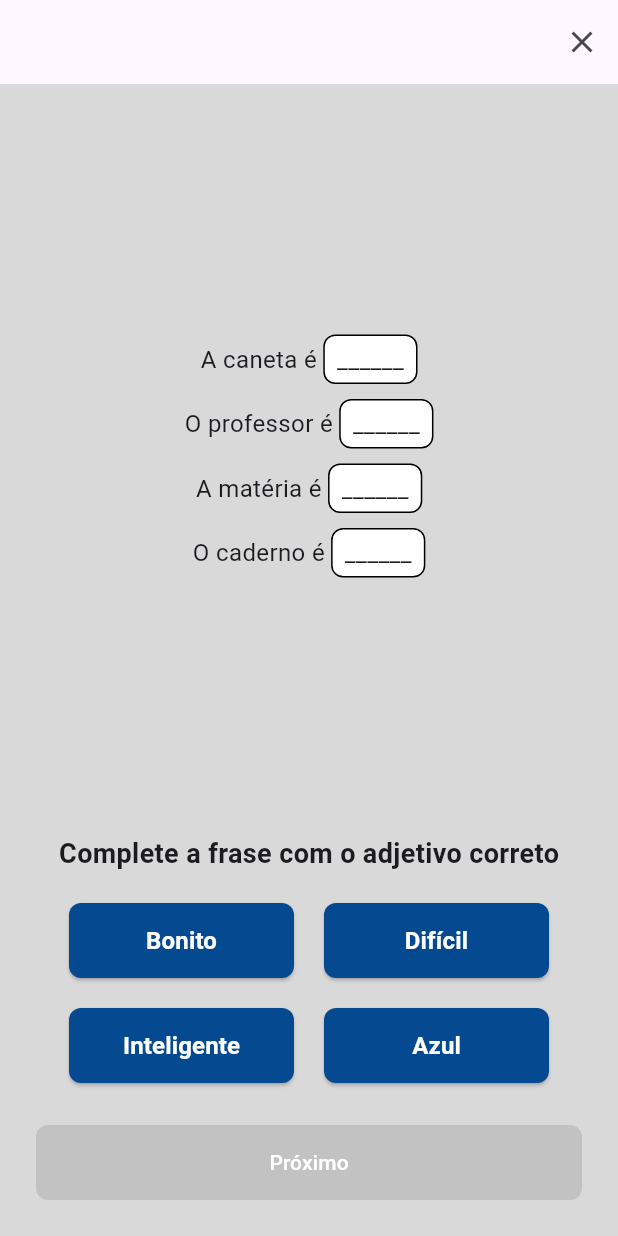
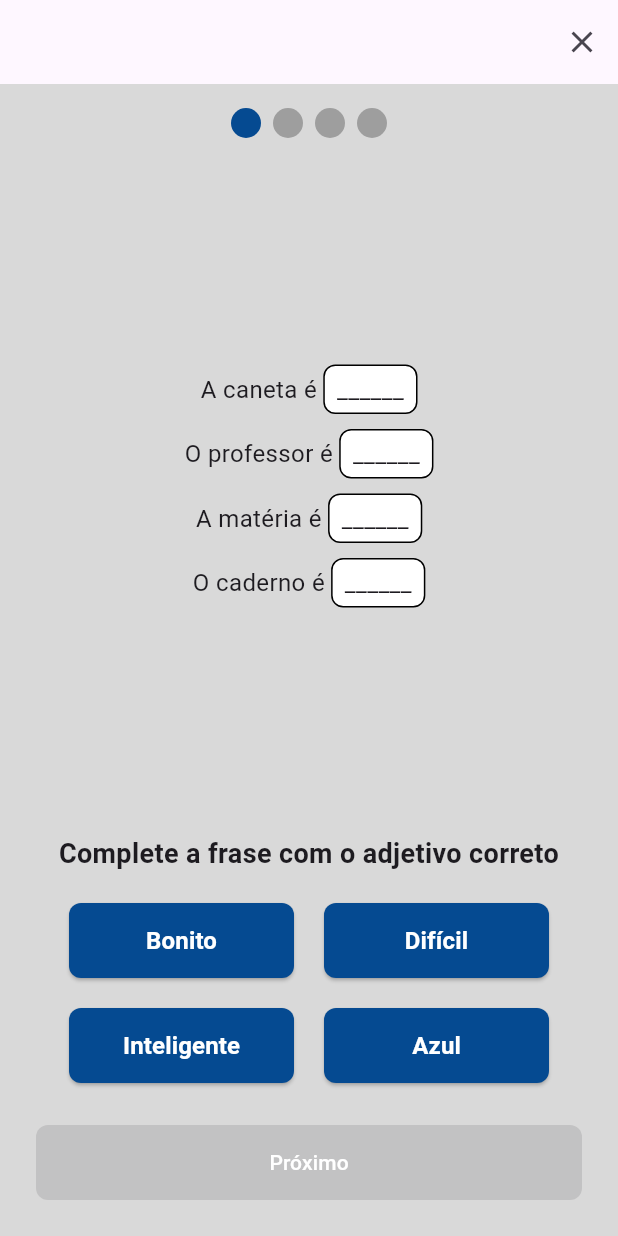
Before and after one commit to Pedro-Bezerra/sinais-flutter, a Flutter app: the LicaoPTL24 screen opened by its route, on a phone screen of 412 x 824 dp. Run offline on Flutter 3.47's test engine with Material 3 defaults, Android fonts, the phone set to English and light mode, and no system bars; network calls fail.

Commit message:
Atualizações

```diff
--- a/lib/licaoptl23.dart
+++ b/lib/licaoptl23.dart
@@ -1,5 +1,7 @@
 import 'package:flutter/material.dart';
+import 'package:provider/provider.dart';
 import 'custom_next_button.dart';
+import 'widgetprogresso.dart'; // Certifique-se de importar o WidgetProgresso aqui também
 
 class LicaoPTL23 extends StatefulWidget {
   @override
@@ -45,7 +47,10 @@ class _LicaoPTL23State extends State<LicaoPTL23> {
       body: Padding(
         padding: const EdgeInsets.all(16.0),
         child: Column(
+          crossAxisAlignment: CrossAxisAlignment.stretch,
           children: <Widget>[
+            WidgetProgresso(count: 5), // Certifique-se de que o count está correto aqui
+            SizedBox(height: 20),
             Expanded(
               flex: 3,
               child: Column(
@@ -78,6 +83,7 @@ class _LicaoPTL23State extends State<LicaoPTL23> {
                 fontSize: 18,
                 fontWeight: FontWeight.bold,
               ),
+              textAlign: TextAlign.center,
             ),
             SizedBox(height: 20),
             Row(
--- a/lib/licaoptl24.dart
+++ b/lib/licaoptl24.dart
@@ -1,5 +1,8 @@
 import 'package:flutter/material.dart';
-import 'custom_next_button.dart'; // Importando o CustomNextButton
+import 'package:provider/provider.dart';
+import 'custom_next_button.dart';
+import 'widgetprogresso.dart';
+import 'progresso.dart'; // Importar o ProgressManager
 
 class LicaoPTL24 extends StatefulWidget {
   @override
@@ -23,7 +26,8 @@ class _LicaoPTL24State extends State<LicaoPTL24> {
           IconButton(
             icon: Icon(Icons.close),
             onPressed: () {
-              Navigator.pushNamedAndRemoveUntil(context, '/home', (route) => false);
+              Navigator.pushNamedAndRemoveUntil(
+                  context, '/home', (route) => false);
             },
           ),
         ],
@@ -32,7 +36,10 @@ class _LicaoPTL24State extends State<LicaoPTL24> {
       body: Padding(
         padding: const EdgeInsets.all(16.0),
         child: Column(
+          crossAxisAlignment: CrossAxisAlignment.stretch,
           children: <Widget>[
+            WidgetProgresso(count: 4), // Agora exibe 4 bolas azuis
+            SizedBox(height: 20),
             Expanded(
               child: Column(
                 mainAxisAlignment: MainAxisAlignment.center,
@@ -54,6 +61,7 @@ class _LicaoPTL24State extends State<LicaoPTL24> {
                 fontSize: 18,
                 fontWeight: FontWeight.bold,
               ),
+              textAlign: TextAlign.center,
             ),
             SizedBox(height: 20),
             Row(
@@ -78,7 +86,7 @@ CustomNextButton(
               label: 'Próximo',
               onPressed: _canProceed() ? () {
                 Navigator.pushNamed(context, '/licaoPTL25');
-  } : () {},
+              } : null,
               isEnabled: _canProceed(),
             ),
           ],
@@ -128,8 +136,7 @@ CustomNextButton(
         ),
       ),
       style: ElevatedButton.styleFrom(
-        backgroundColor: Color(0xFF054A91),
-        foregroundColor: Colors.white,
+        backgroundColor: label == 'Azul' ? Color(0xFF054A91) : Color(0xFF054A91), // Ajuste aqui para o botão 'Azul'
         minimumSize: Size(150, 50),
         shape: RoundedRectangleBorder(
           borderRadius: BorderRadius.circular(8),
@@ -170,13 +177,14 @@ CustomNextButton(
   }
 
   bool _canProceed() {
+    // Verifica se exatamente quatro espaços foram preenchidos corretamente
     List<String?> selectedSpaces = [
       _selectedSpace1,
       _selectedSpace2,
       _selectedSpace3,
       _selectedSpace4,
     ];
-    return selectedSpaces.toSet().length == selectedSpaces.length &&
-        selectedSpaces.every((element) => element != null);
+    // Retorna true se exatamente quatro espaços estão preenchidos
+    return selectedSpaces.where((space) => space != null).length == 4;
   }
 }
--- /dev/null
+++ b/lib/progresso.dart
@@ -0,0 +1,17 @@
+import 'package:flutter/material.dart';
+
+class ProgressManager extends ChangeNotifier {
+  int _currentStep = 0;
+
+  int get currentStep => _currentStep;
+
+  void nextStep() {
+    _currentStep++;
+    notifyListeners();
+  }
+
+  void reset() {
+    _currentStep = 0;
+    notifyListeners();
+  }
+}
--- /dev/null
+++ b/lib/widgetprogresso.dart
@@ -0,0 +1,31 @@
+import 'package:flutter/material.dart';
+import 'package:provider/provider.dart';
+import 'progresso.dart';
+
+class WidgetProgresso extends StatelessWidget {
+  final int count;
+
+  WidgetProgresso({required this.count});
+
+  @override
+  Widget build(BuildContext context) {
+    int activeIndex = Provider.of<ProgressManager>(context).currentStep;
+
+    return Center(
+      child: Row(
+        mainAxisAlignment: MainAxisAlignment.center,
+        children: List.generate(count, (index) {
+          return Container(
+            margin: EdgeInsets.symmetric(horizontal: 4.0),
+            width: 20.0,
+            height: 20.0,
+            decoration: BoxDecoration(
+              shape: BoxShape.circle,
+              color: index <= activeIndex ? Color(0xFF054A91) : Colors.grey,
+            ),
+          );
+        }),
+      ),
+    );
+  }
+}
```
Also changed, not shown: lib/licaoptl2.dart (+35 -15 lines), lib/licaoptl22.dart (+54 -51 lines), lib/licaoptl25.dart (+16 -8 lines), lib/main.dart (+9 -1 lines), pubspec.yaml (+7 -1 lines), assets/fonts/Inter-Black.ttf (added), assets/fonts/Inter-Bold.ttf (added), assets/fonts/Inter-ExtraBold.ttf (added), assets/fonts/Inter-ExtraLight.ttf (added), assets/fonts/Inter-Light.ttf (added), assets/fonts/Inter-Medium.ttf (added), assets/fonts/Inter-Regular.ttf (added), assets/fonts/Inter-SemiBold.ttf (added), assets/fonts/Inter-Thin.ttf (added), 1 more files. Lines whose indentation alone changed are shown as unchanged.
